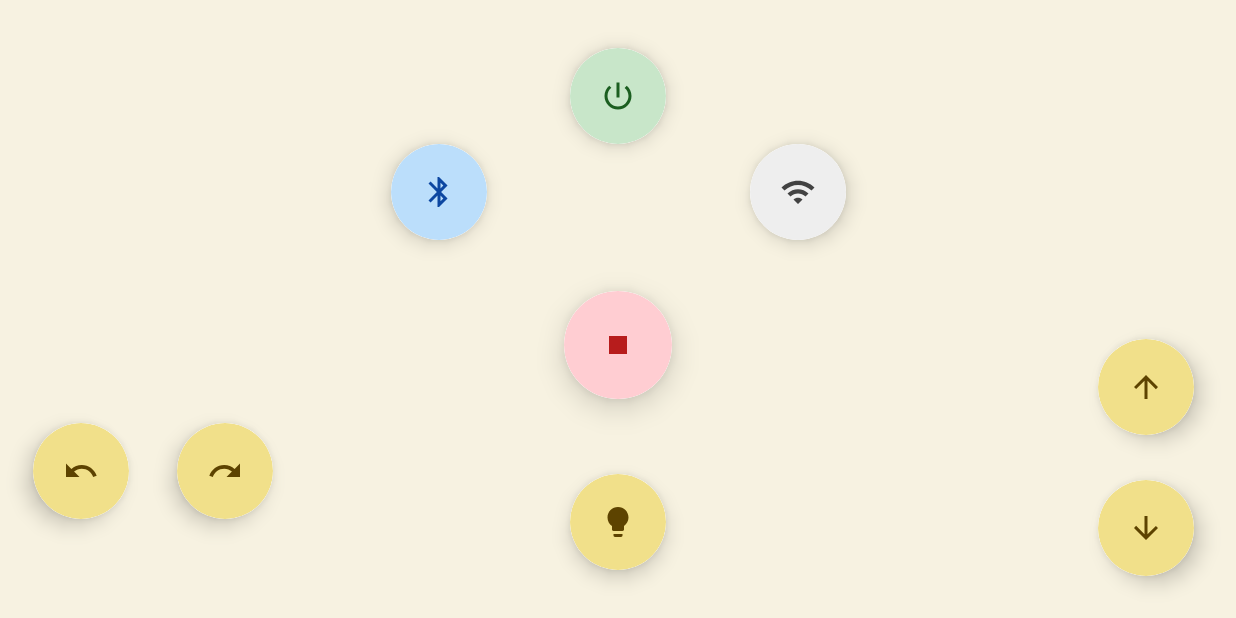
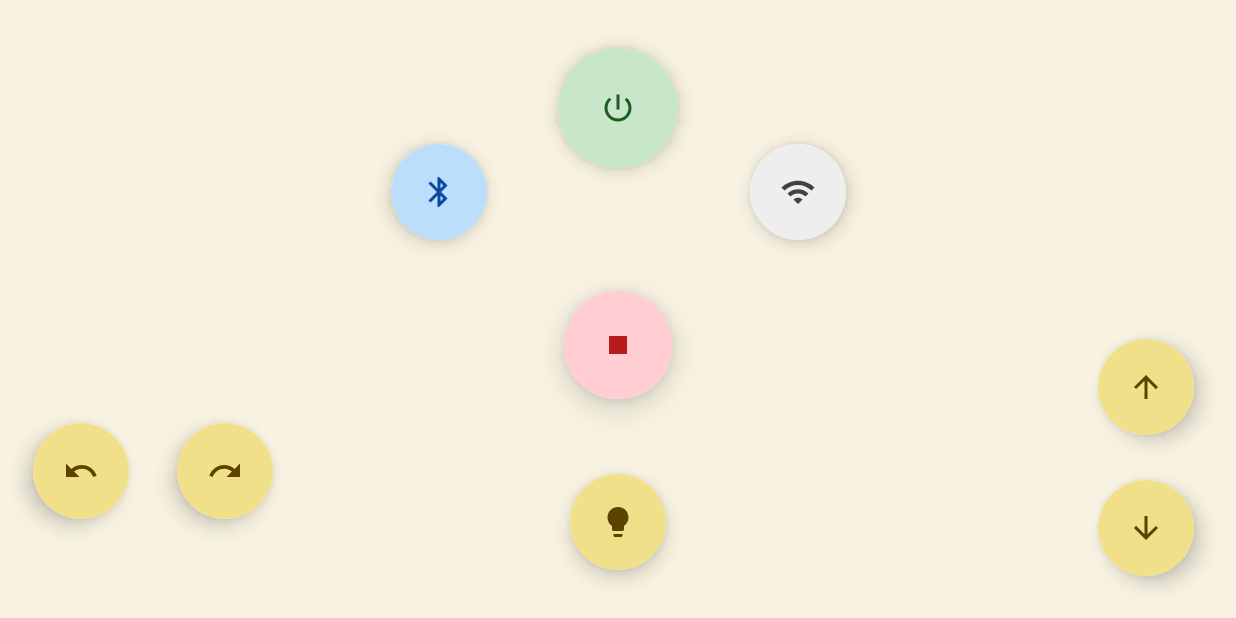
Before and after one commit to Ismael-droid-01/control_remoto, an Android app built with Jetpack Compose: the screen it shows after launch (MainActivity), on a phone screen of 824 x 412 dp (held sideways). Run offline under Robolectric (Android 15) with nearby library versions, the phone set to English and light mode, and no system bars.

Commit message:
Colores y tamano del boton

```diff
--- a/app/src/main/java/com/example/control_remoto/ui/RemoteControlUI.kt
+++ b/app/src/main/java/com/example/control_remoto/ui/RemoteControlUI.kt
@@ -15,6 +15,16 @@ import androidx.compose.ui.platform.LocalContext
 import androidx.compose.ui.unit.dp
 import androidx.compose.foundation.isSystemInDarkTheme
 import com.example.control_remoto.ui.theme.*
+import androidx.compose.foundation.border
+import androidx.compose.ui.graphics.Shape
+import androidx.compose.ui.graphics.Color
+import androidx.compose.ui.unit.Dp
+
+fun Modifier.buttonBorder(
+    color: Color,
+    width: Dp = 2.dp,
+    shape: Shape = CircleShape
+) = this.border(width, color, shape)
 
 @Composable
 fun RemoteControlUI(modifier: Modifier = Modifier) {
@@ -36,7 +46,8 @@ fun RemoteControlUI(modifier: Modifier = Modifier) {
             .padding(WindowInsets.navigationBars.asPaddingValues())
     ) {
 
-        // 🔴 Botón Power
+        // 🔴 Botón Power (color rojo)
+        val powerColor = MaterialTheme.colorScheme.errorContainer
         Row(
             modifier = Modifier
                 .align(Alignment.TopCenter)
@@ -46,7 +57,7 @@ fun RemoteControlUI(modifier: Modifier = Modifier) {
             Surface(
                 shape = CircleShape,
                 shadowElevation = 8.dp,
-                modifier = Modifier.size(64.dp)
+                modifier = Modifier.size(80.dp)
             ) {
                 IconButton(
                     onClick = {
@@ -54,8 +65,9 @@ fun RemoteControlUI(modifier: Modifier = Modifier) {
                         bleServer?.sendText("Power")
                     },
                     modifier = Modifier
-                        .background(MaterialTheme.colorScheme.errorContainer, CircleShape)
+                        .background(powerColor, CircleShape)
                         .fillMaxSize()
+                        .buttonBorder(powerColor)
                 ) {
                     Icon(
                         Icons.Filled.PowerSettingsNew,
@@ -67,6 +79,8 @@ fun RemoteControlUI(modifier: Modifier = Modifier) {
         }
 
         // 🔵 Bluetooth y WiFi
+        val bluetoothColor = MaterialTheme.colorScheme.secondaryContainer
+        val wifiColor = MaterialTheme.colorScheme.tertiaryContainer
         Row(
             modifier = Modifier
                 .align(Alignment.TopCenter)
@@ -85,8 +99,9 @@ fun RemoteControlUI(modifier: Modifier = Modifier) {
                         bleServer?.sendText("Bluetooth")
                     },
                     modifier = Modifier
-                        .background(MaterialTheme.colorScheme.secondaryContainer, CircleShape)
+                        .background(bluetoothColor, CircleShape)
                         .fillMaxSize()
+                        .buttonBorder(bluetoothColor)
                 ) {
                     Icon(
                         Icons.Filled.Bluetooth,
@@ -107,8 +122,9 @@ fun RemoteControlUI(modifier: Modifier = Modifier) {
                         bleServer?.sendText("WiFi")
                     },
                     modifier = Modifier
-                        .background(MaterialTheme.colorScheme.tertiaryContainer, CircleShape)
+                        .background(wifiColor, CircleShape)
                         .fillMaxSize()
+                        .buttonBorder(wifiColor)
                 ) {
                     Icon(
                         Icons.Filled.Wifi,
@@ -119,7 +135,8 @@ fun RemoteControlUI(modifier: Modifier = Modifier) {
             }
         }
 
-        // ⬅️➡️ Giro Izq y Der
+        // ⬅️➡️ Giro Izq y Der (color primario)
+        val giroColor = MaterialTheme.colorScheme.primaryContainer
         Row(
             modifier = Modifier
                 .align(Alignment.BottomStart)
@@ -137,8 +154,9 @@ fun RemoteControlUI(modifier: Modifier = Modifier) {
                         bleServer?.sendText("GiroIzq")
                     },
                     modifier = Modifier
-                        .background(MaterialTheme.colorScheme.primaryContainer, CircleShape)
+                        .background(giroColor, CircleShape)
                         .fillMaxSize()
+                        .buttonBorder(giroColor)
                 ) {
                     Icon(
                         Icons.Filled.Undo,
@@ -159,8 +177,9 @@ fun RemoteControlUI(modifier: Modifier = Modifier) {
                         bleServer?.sendText("GiroDer")
                     },
                     modifier = Modifier
-                        .background(MaterialTheme.colorScheme.primaryContainer, CircleShape)
+                        .background(giroColor, CircleShape)
                         .fillMaxSize()
+                        .buttonBorder(giroColor)
                 ) {
                     Icon(
                         Icons.Filled.Redo,
@@ -171,7 +190,7 @@ fun RemoteControlUI(modifier: Modifier = Modifier) {
             }
         }
 
-        // 🔼🔽 Arriba y Abajo
+        // 🔼🔽 Arriba y Abajo (color primario)
         Column(
             modifier = Modifier
                 .align(Alignment.BottomEnd)
@@ -190,8 +209,9 @@ fun RemoteControlUI(modifier: Modifier = Modifier) {
                         bleServer?.sendText("Arriba")
                     },
                     modifier = Modifier
-                        .background(MaterialTheme.colorScheme.primaryContainer, CircleShape)
+                        .background(giroColor, CircleShape)
                         .fillMaxSize()
+                        .buttonBorder(giroColor)
                 ) {
                     Icon(
                         Icons.Filled.ArrowUpward,
@@ -212,8 +232,9 @@ fun RemoteControlUI(modifier: Modifier = Modifier) {
                         bleServer?.sendText("Abajo")
                     },
                     modifier = Modifier
-                        .background(MaterialTheme.colorScheme.primaryContainer, CircleShape)
+                        .background(giroColor, CircleShape)
                         .fillMaxSize()
+                        .buttonBorder(giroColor)
                 ) {
                     Icon(
                         Icons.Filled.ArrowDownward,
@@ -241,6 +262,7 @@ fun RemoteControlUI(modifier: Modifier = Modifier) {
                 modifier = Modifier
                     .background(stopBackground, CircleShape)
                     .fillMaxSize()
+                    .buttonBorder(stopBackground)
             ) {
                 Icon(
                     Icons.Filled.Stop,
@@ -250,7 +272,7 @@ fun RemoteControlUI(modifier: Modifier = Modifier) {
             }
         }
 
-        // 💡 Botón Luces
+        // 💡 Botón Luces (color primario)
         Surface(
             shape = CircleShape,
             shadowElevation = 8.dp,
@@ -265,8 +287,9 @@ fun RemoteControlUI(modifier: Modifier = Modifier) {
                     bleServer?.sendText("Luces")
                 },
                 modifier = Modifier
-                    .background(MaterialTheme.colorScheme.primaryContainer, CircleShape)
+                    .background(giroColor, CircleShape)
                     .fillMaxSize()
+                    .buttonBorder(giroColor)
             ) {
                 Icon(
                     Icons.Filled.Lightbulb,
```
